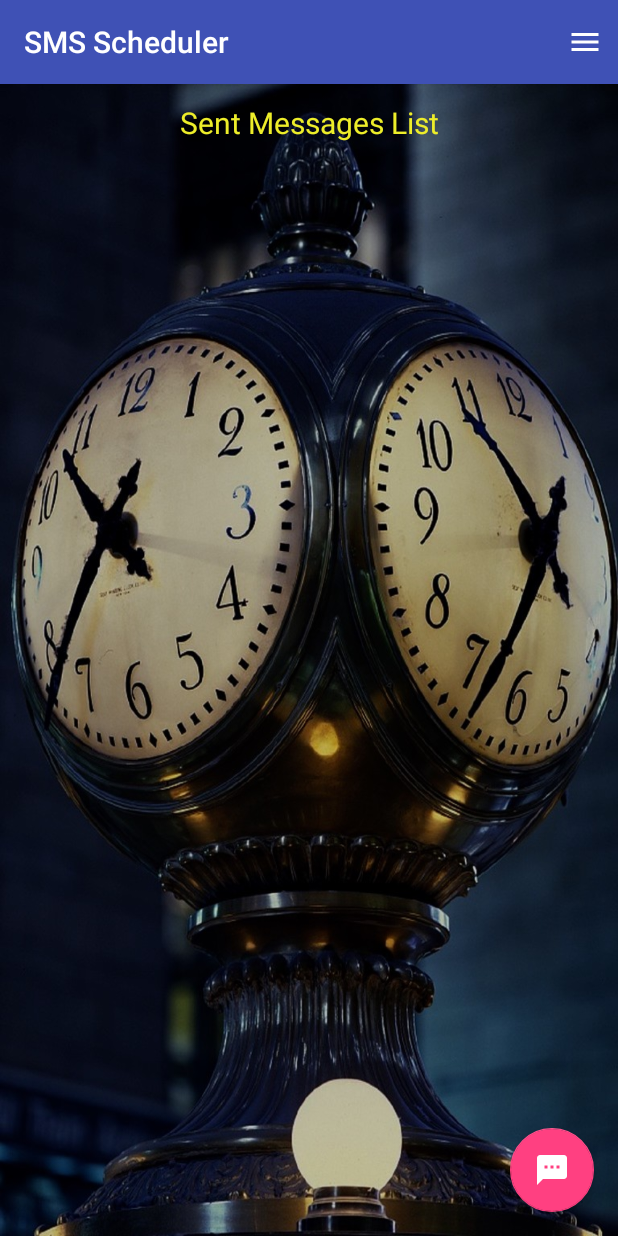
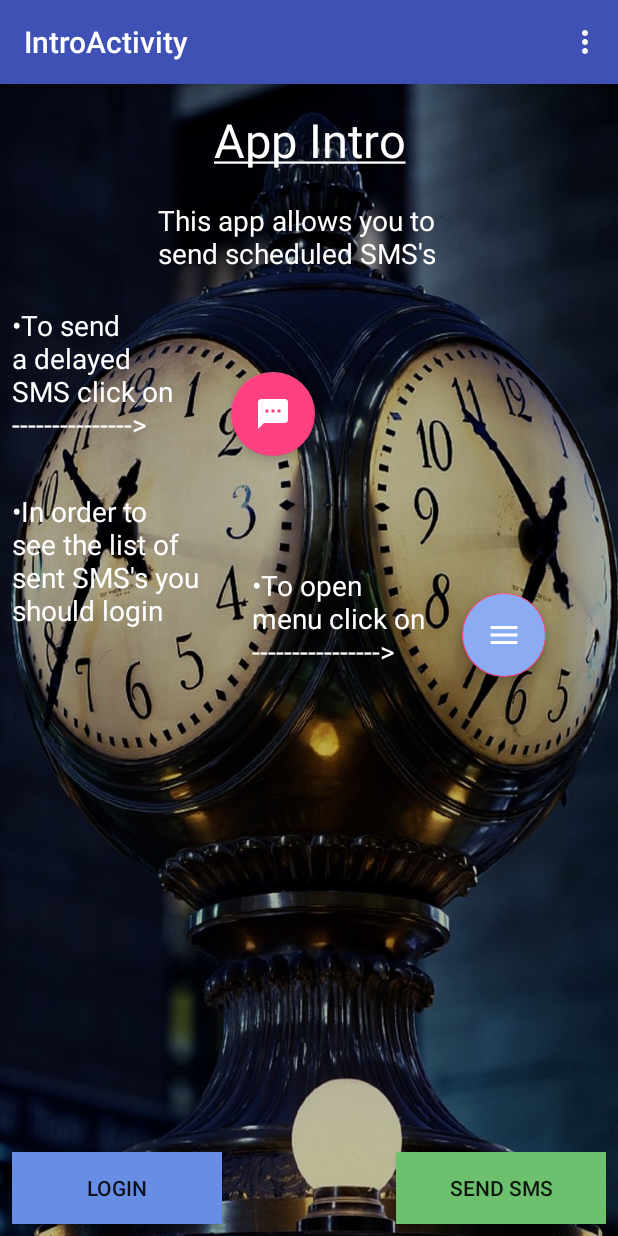
Before and after one commit to Itay-kun/AndroidProject, an Android app: the screen it shows after launch (MainActivity before the commit, IntroActivity after it), on a phone screen of 412 x 824 dp. Run offline under Robolectric (Android 15) with nearby library versions, the phone set to English and light mode, and no system bars.

Commit message:
Added app intro, buttons, and menus

```diff
--- /dev/null
+++ b/app/src/main/java/hackeru/talg/edu/androidproject/IntroActivity.java
@@ -0,0 +1,97 @@
+package hackeru.talg.edu.androidproject;
+
+import android.app.AlertDialog;
+import android.content.DialogInterface;
+import android.content.Intent;
+import android.support.v7.app.AppCompatActivity;
+import android.os.Bundle;
+import android.view.Menu;
+import android.view.MenuItem;
+import android.view.View;
+import android.widget.Button;
+import android.widget.TextView;
+
+public class IntroActivity extends AppCompatActivity {
+    private TextView title;
+    private Button btnLogin;
+    private Button btnSendSms;
+
+    @Override
+    protected void onCreate(Bundle savedInstanceState) {
+        super.onCreate(savedInstanceState);
+        setContentView(R.layout.activity_intro);
+
+        title = findViewById(R.id.tv_title);
+        btnLogin = findViewById(R.id.btnLoginPage);
+        btnSendSms = findViewById(R.id.btnSendSMSPage);
+
+        title.getPaint().setUnderlineText(true);
+
+        btnLogin.setOnClickListener(new View.OnClickListener() {
+            @Override
+            public void onClick(View v) {
+                Intent intent = new Intent(IntroActivity.this, LoginActivity.class);
+                startActivity(intent);
+                finish();
+            }
+        });
+
+        btnSendSms.setOnClickListener(new View.OnClickListener() {
+            @Override
+            public void onClick(View v) {
+                Intent intent = new Intent(IntroActivity.this, MainActivity.class);
+                startActivity(intent);
+                finish();
+            }
+        });
+    }
+
+    @Override
+    public boolean onCreateOptionsMenu(Menu menu) {
+        // Inflate the menu; this adds items to the action bar if it is present.
+        getMenuInflater().inflate(R.menu.menu_main, menu);
+        return true;
+    }
+
+    @Override
+    public boolean onOptionsItemSelected(MenuItem item) {
+        int id = item.getItemId();
+
+        if (id == R.id.action_login) {
+            Intent intent = new Intent(this, LoginActivity.class);
+            startActivity(intent);
+            finish();
+            return true;
+        } else if (id == R.id.action_sms) {
+            Intent intent = new Intent(IntroActivity.this, MainActivity.class);
+            startActivity(intent);
+            finish();
+            return true;
+        } else if (id == R.id.action_sign_up) {
+            Intent intent = new Intent(IntroActivity.this, SignUpActivity.class);
+            startActivity(intent);
+            finish();
+            return true;
+        } else if (id == R.id.action_intro) {
+            return true;
+        }
+
+        return super.onOptionsItemSelected(item);
+    }
+
+    @Override
+    public void onBackPressed()
+    {
+        new AlertDialog.Builder(this)
+                .setTitle("Exit")
+                .setMessage("Do you want to leave this app?")
+                .setPositiveButton(android.R.string.yes, new DialogInterface.OnClickListener() {
+                    public void onClick(DialogInterface dialog, int id) {
+                        finish();
+                        System.exit(0);
+                    }}
+                )
+                .setNegativeButton(android.R.string.no, null)
+                .show();
+    }
+}
--- /dev/null
+++ b/app/src/main/res/layout/activity_intro.xml
@@ -0,0 +1,114 @@
+<?xml version="1.0" encoding="utf-8"?>
+<android.support.constraint.ConstraintLayout xmlns:android="http://schemas.android.com/apk/res/android"
+    xmlns:app="http://schemas.android.com/apk/res-auto"
+    xmlns:tools="http://schemas.android.com/tools"
+    android:layout_width="match_parent"
+    android:layout_height="match_parent"
+    android:background="@drawable/clock"
+    tools:context=".IntroActivity">
+
+    <TextView
+        android:id="@+id/tv_title"
+        android:layout_width="166dp"
+        android:layout_height="46dp"
+        android:layout_marginTop="16dp"
+        android:text="@string/app_intro"
+        android:textAlignment="center"
+        android:textColor="#ffffff"
+        android:textSize="5mm"
+        app:layout_constraintEnd_toEndOf="parent"
+        app:layout_constraintHorizontal_bias="0.5"
+        app:layout_constraintStart_toStartOf="parent"
+        app:layout_constraintTop_toTopOf="parent" />
+
+    <Button
+        android:id="@+id/btnLoginPage"
+        android:layout_width="140dp"
+        android:layout_height="wrap_content"
+        android:layout_marginBottom="8dp"
+        android:layout_marginStart="8dp"
+        android:background="#678de4"
+        android:text="Login"
+        app:layout_constraintBottom_toBottomOf="parent"
+        app:layout_constraintStart_toStartOf="parent" />
+
+    <Button
+        android:id="@+id/btnSendSMSPage"
+        android:layout_width="140dp"
+        android:layout_height="wrap_content"
+        android:layout_marginBottom="8dp"
+        android:layout_marginEnd="8dp"
+        android:background="#6dc06e"
+        android:text="Send SMS"
+        app:layout_constraintBottom_toBottomOf="parent"
+        app:layout_constraintEnd_toEndOf="parent" />
+
+    <TextView
+        android:id="@+id/intro1"
+        android:layout_width="130dp"
+        android:layout_height="100dp"
+        android:layout_marginStart="8dp"
+        android:layout_marginTop="8dp"
+        android:text="•To send a delayed SMS click on  --------------->"
+        android:textColor="#ffffff"
+        android:textSize="3mm"
+        app:layout_constraintStart_toStartOf="parent"
+        app:layout_constraintTop_toBottomOf="@+id/intro4" />
+
+    <android.support.design.widget.FloatingActionButton
+        android:id="@+id/floatingActionButton"
+        android:layout_width="wrap_content"
+        android:layout_height="wrap_content"
+        android:layout_marginStart="16dp"
+        android:clickable="true"
+        app:layout_constraintBottom_toBottomOf="@+id/intro1"
+        app:layout_constraintStart_toEndOf="@+id/intro1"
+        app:srcCompat="@drawable/ic_sms_white" />
+
+    <TextView
+        android:id="@+id/intro2"
+        android:layout_width="128dp"
+        android:layout_height="123dp"
+        android:layout_marginStart="8dp"
+        android:layout_marginTop="24dp"
+        android:text="•In order to see the list of sent SMS's you should login"
+        android:textColor="#ffffff"
+        android:textSize="3mm"
+        app:layout_constraintStart_toStartOf="parent"
+        app:layout_constraintTop_toBottomOf="@+id/intro1" />
+
+    <android.support.design.widget.FloatingActionButton
+        android:id="@+id/floatingActionButton2"
+        android:layout_width="wrap_content"
+        android:layout_height="wrap_content"
+        android:layout_marginStart="16dp"
+        android:backgroundTint="#8bacf3"
+        android:clickable="true"
+        app:layout_constraintBottom_toBottomOf="@+id/intro"
+        app:layout_constraintStart_toEndOf="@+id/intro"
+        app:srcCompat="@drawable/ic_menu_white_24dp" />
+
+    <TextView
+        android:id="@+id/intro"
+        android:layout_width="124dp"
+        android:layout_height="74dp"
+        android:layout_marginStart="32dp"
+        android:text="•To open menu click on ---------------->"
+        android:textColor="#ffffff"
+        android:textSize="3mm"
+        app:layout_constraintBottom_toBottomOf="@+id/intro2"
+        app:layout_constraintStart_toEndOf="@+id/intro2" />
+
+    <TextView
+        android:id="@+id/intro4"
+        android:layout_width="202dp"
+        android:layout_height="62dp"
+        android:layout_marginTop="16dp"
+        android:text="This app allows you to send scheduled SMS's"
+        android:textColor="#ffffff"
+        android:textSize="3mm"
+        app:layout_constraintEnd_toEndOf="parent"
+        app:layout_constraintHorizontal_bias="0.5"
+        app:layout_constraintStart_toStartOf="parent"
+        app:layout_constraintTop_toBottomOf="@+id/tv_title" />
+</android.support.constraint.ConstraintLayout>
--- a/app/src/main/res/menu/menu_main.xml
+++ b/app/src/main/res/menu/menu_main.xml
@@ -20,4 +20,9 @@
         android:orderInCategory="100"
         android:title="@string/sign_up"
         app:showAsAction="never" />
+    <item
+        android:id="@+id/action_intro"
+        android:orderInCategory="100"
+        android:title="App Intro"
+        app:showAsAction="never" />
 </menu>
--- a/app/src/main/res/values/strings.xml
+++ b/app/src/main/res/values/strings.xml
@@ -46,4 +46,7 @@
     <string name="title_activity_main">Schedule SMS</string>
     <string name="logout">Logout</string>
     <string name="back">Back</string>
+    <string name="title_activity_intro">IntroActivity</string>
+    <string name="app_intro"><u>App Intro</u></string>
+    <string name="intro_activity">IntroActivity</string>
 </resources>
```
Also changed, not shown: app/src/main/AndroidManifest.xml (+9 -5 lines), app/src/main/java/hackeru/talg/edu/androidproject/LoginActivity.java (+45 -8 lines), app/src/main/java/hackeru/talg/edu/androidproject/MainActivity.java (+7 -0 lines), app/src/main/java/hackeru/talg/edu/androidproject/SignUpActivity.java (+37 -11 lines), app/src/main/res/layout/activity_login.xml (+15 -3 lines), app/src/main/res/layout/activity_sign_up.xml (+4 -4 lines), app/build.gradle (line endings or trailing spaces).
